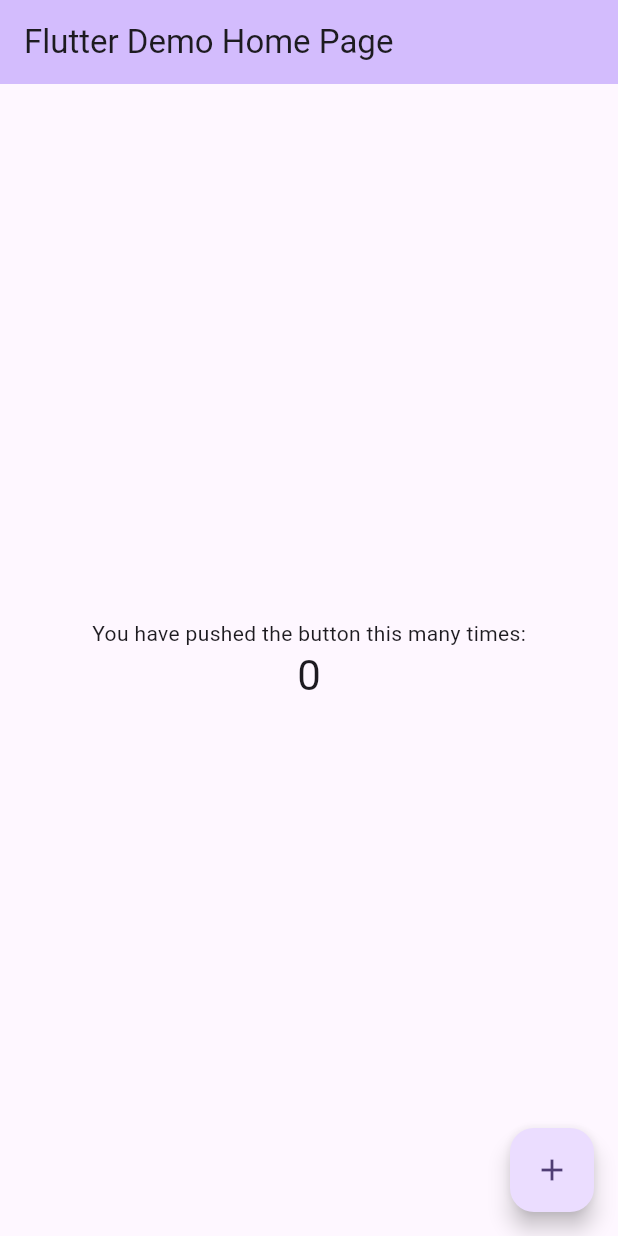
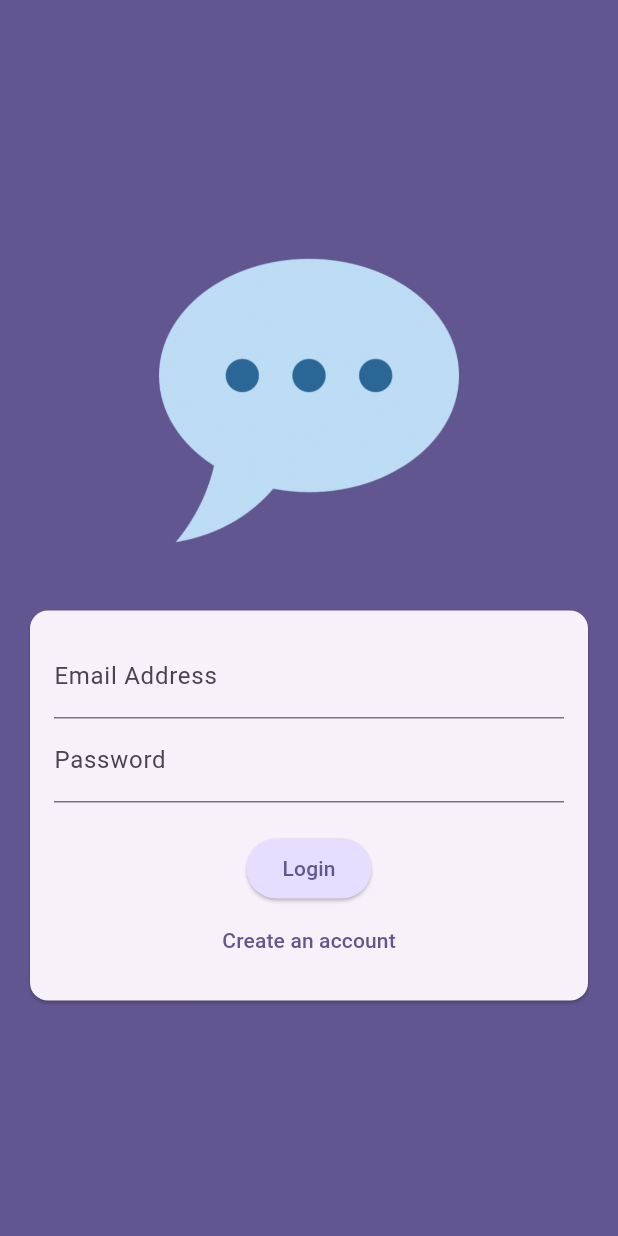
Before and after one commit to DarshanPatel-37/oneChatApp, a Flutter app: the screen it shows after launch, on a phone screen of 412 x 824 dp. Run offline on Flutter 3.47's test engine with Material 3 defaults, Android fonts, the phone set to English and light mode, and no system bars; our stand-ins replace firebase_auth, firebase_core; accounts and stored records are empty.

```diff
--- a/lib/main.dart
+++ b/lib/main.dart
@@ -1,125 +1,28 @@
+import 'package:chat_app/screen/auth.dart';
 import 'package:flutter/material.dart';
+import 'package:firebase_core/firebase_core.dart';
+import 'firebase_options.dart';
 
-void main() {
-  runApp(const MyApp());
+void main() async {
+  WidgetsFlutterBinding.ensureInitialized();
+  await Firebase.initializeApp(
+    options: DefaultFirebaseOptions.currentPlatform,
+  );
+  runApp(const App());
 }
 
-class MyApp extends StatelessWidget {
-  const MyApp({super.key});
+class App extends StatelessWidget {
+  const App({super.key});
 
-  // This widget is the root of your application.
   @override
   Widget build(BuildContext context) {
     return MaterialApp(
-      title: 'Flutter Demo',
-      theme: ThemeData(
-        // This is the theme of your application.
-        //
-        // TRY THIS: Try running your application with "flutter run". You'll see
-        // the application has a purple toolbar. Then, without quitting the app,
-        // try changing the seedColor in the colorScheme below to Colors.green
-        // and then invoke "hot reload" (save your changes or press the "hot
-        // reload" button in a Flutter-supported IDE, or press "r" if you used
-        // the command line to start the app).
-        //
-        // Notice that the counter didn't reset back to zero; the application
-        // state is not lost during the reload. To reset the state, use hot
-        // restart instead.
-        //
-        // This works for code too, not just values: Most code changes can be
-        // tested with just a hot reload.
-        colorScheme: ColorScheme.fromSeed(seedColor: Colors.deepPurple),
-        useMaterial3: true,
+      title: 'FlutterChat',
+      theme: ThemeData().copyWith(
+        colorScheme: ColorScheme.fromSeed(
+            seedColor: const Color.fromARGB(255, 63, 17, 177)),
       ),
-      home: const MyHomePage(title: 'Flutter Demo Home Page'),
+      home: const AuthScreen(),
     );
   }
 }
-
-class MyHomePage extends StatefulWidget {
-  const MyHomePage({super.key, required this.title});
-
-  // This widget is the home page of your application. It is stateful, meaning
-  // that it has a State object (defined below) that contains fields that affect
-  // how it looks.
-
-  // This class is the configuration for the state. It holds the values (in this
-  // case the title) provided by the parent (in this case the App widget) and
-  // used by the build method of the State. Fields in a Widget subclass are
-  // always marked "final".
-
-  final String title;
-
-  @override
-  State<MyHomePage> createState() => _MyHomePageState();
-}
-
-class _MyHomePageState extends State<MyHomePage> {
-  int _counter = 0;
-
-  void _incrementCounter() {
-    setState(() {
-      // This call to setState tells the Flutter framework that something has
-      // changed in this State, which causes it to rerun the build method below
-      // so that the display can reflect the updated values. If we changed
-      // _counter without calling setState(), then the build method would not be
-      // called again, and so nothing would appear to happen.
-      _counter++;
-    });
-  }
-
-  @override
-  Widget build(BuildContext context) {
-    // This method is rerun every time setState is called, for instance as done
-    // by the _incrementCounter method above.
-    //
-    // The Flutter framework has been optimized to make rerunning build methods
-    // fast, so that you can just rebuild anything that needs updating rather
-    // than having to individually change instances of widgets.
-    return Scaffold(
-      appBar: AppBar(
-        // TRY THIS: Try changing the color here to a specific color (to
-        // Colors.amber, perhaps?) and trigger a hot reload to see the AppBar
-        // change color while the other colors stay the same.
-        backgroundColor: Theme.of(context).colorScheme.inversePrimary,
-        // Here we take the value from the MyHomePage object that was created by
-        // the App.build method, and use it to set our appbar title.
-        title: Text(widget.title),
-      ),
-      body: Center(
-        // Center is a layout widget. It takes a single child and positions it
-        // in the middle of the parent.
-        child: Column(
-          // Column is also a layout widget. It takes a list of children and
-          // arranges them vertically. By default, it sizes itself to fit its
-          // children horizontally, and tries to be as tall as its parent.
-          //
-          // Column has various properties to control how it sizes itself and
-          // how it positions its children. Here we use mainAxisAlignment to
-          // center the children vertically; the main axis here is the vertical
-          // axis because Columns are vertical (the cross axis would be
-          // horizontal).
-          //
-          // TRY THIS: Invoke "debug painting" (choose the "Toggle Debug Paint"
-          // action in the IDE, or press "p" in the console), to see the
-          // wireframe for each widget.
-          mainAxisAlignment: MainAxisAlignment.center,
-          children: <Widget>[
-            const Text(
-              'You have pushed the button this many times:',
-            ),
-            Text(
-              '$_counter',
-              style: Theme.of(context).textTheme.headlineMedium,
-            ),
-          ],
-        ),
-      ),
-      floatingActionButton: FloatingActionButton(
-        onPressed: _incrementCounter,
-        tooltip: 'Increment',
-        child: const Icon(Icons.add),
-      ), // This trailing comma makes auto-formatting nicer for build methods.
-    );
-  }
-}
--- /dev/null
+++ b/lib/screen/auth.dart
@@ -0,0 +1,133 @@
+import 'package:flutter/material.dart';
+import 'package:firebase_auth/firebase_auth.dart';
+
+final _firebase = FirebaseAuth.instance;
+
+class AuthScreen extends StatefulWidget {
+  const AuthScreen({super.key});
+
+  @override
+  State<AuthScreen> createState() => _AuthScreenState();
+}
+
+class _AuthScreenState extends State<AuthScreen> {
+  final _formKey = GlobalKey<FormState>();
+  final TextEditingController _emailaddress = TextEditingController();
+  final TextEditingController _password = TextEditingController();
+  var _isLogin = true;
+  Future<void> _submit() async {
+    var isValid = _formKey.currentState!.validate();
+    if (!isValid) return;
+    try {
+      if (_isLogin) {
+        final UserCredential userCrediantial =
+            await _firebase.signInWithEmailAndPassword(
+                email: _emailaddress.text, password: _password.text);
+        print(userCrediantial);
+        // login state
+      } else {
+        //signup state
+        final UserCredential userCrediantial =
+            await _firebase.createUserWithEmailAndPassword(
+                email: _emailaddress.text, password: _password.text);
+        print(userCrediantial);
+      }
+    } on FirebaseAuthException catch (error) {
+      if (error.code == 'email-already-in-use') {
+        //...
+      }
+      ScaffoldMessenger.of(context).clearSnackBars();
+      ScaffoldMessenger.of(context).showSnackBar(
+        SnackBar(
+          content: Text(error.code),
+        ),
+      );
+    }
+  }
+
+  @override
+  Widget build(BuildContext context) {
+    return Scaffold(
+      backgroundColor: Theme.of(context).colorScheme.primary,
+      body: Center(
+        child: SingleChildScrollView(
+          child: Column(
+            mainAxisAlignment: MainAxisAlignment.center,
+            children: [
+              Container(
+                margin: const EdgeInsets.only(
+                    left: 20, right: 20, bottom: 20, top: 30),
+                width: 200,
+                child: Image.asset('assets/images/chat.png'),
+              ),
+              Card(
+                margin: const EdgeInsets.all(20),
+                child: SingleChildScrollView(
+                  child: Padding(
+                    padding: const EdgeInsets.all(16),
+                    child: Form(
+                        key: _formKey,
+                        child: Column(
+                          mainAxisSize: MainAxisSize.min,
+                          children: [
+                            TextFormField(
+                              controller: _emailaddress,
+                              decoration: const InputDecoration(
+                                  labelText: "Email Address"),
+                              keyboardType: TextInputType.emailAddress,
+                              autocorrect: false,
+                              textCapitalization: TextCapitalization.none,
+                              validator: (value) {
+                                if (value == null ||
+                                    value.trim().isEmpty ||
+                                    !value.contains('@')) {
+                                  return 'Please enter valid Email Address';
+                                }
+                                return null;
+                              },
+                            ),
+                            TextFormField(
+                              controller: _password,
+                              decoration:
+                                  const InputDecoration(labelText: "Password"),
+                              obscureText: true,
+                              validator: (value) {
+                                if (value == null || value.trim().length < 6) {
+                                  return 'Password must be atleast 6 characters long.';
+                                }
+                                return null;
+                              },
+                            ),
+                            const SizedBox(
+                              height: 20,
+                            ),
+                            ElevatedButton(
+                              onPressed: _submit,
+                              style: ElevatedButton.styleFrom(
+                                  backgroundColor: Theme.of(context)
+                                      .colorScheme
+                                      .primaryContainer),
+                              child: Text(_isLogin ? "Login" : "Signup"),
+                            ),
+                            TextButton(
+                              onPressed: () {
+                                setState(() {
+                                  _isLogin = !_isLogin;
+                                });
+                              },
+                              child: Text(_isLogin
+                                  ? 'Create an account'
+                                  : 'I already have an account.'),
+                            ),
+                          ],
+                        )),
+                  ),
+                ),
+              )
+            ],
+          ),
+        ),
+      ),
+    );
+  }
+}
```
Also changed, not shown: pubspec.yaml (+5 -3 lines), assets/images/chat.png (added), firebase.json (added), lib/firebase_options.dart (added), pubspec.lock, 7 other files.
